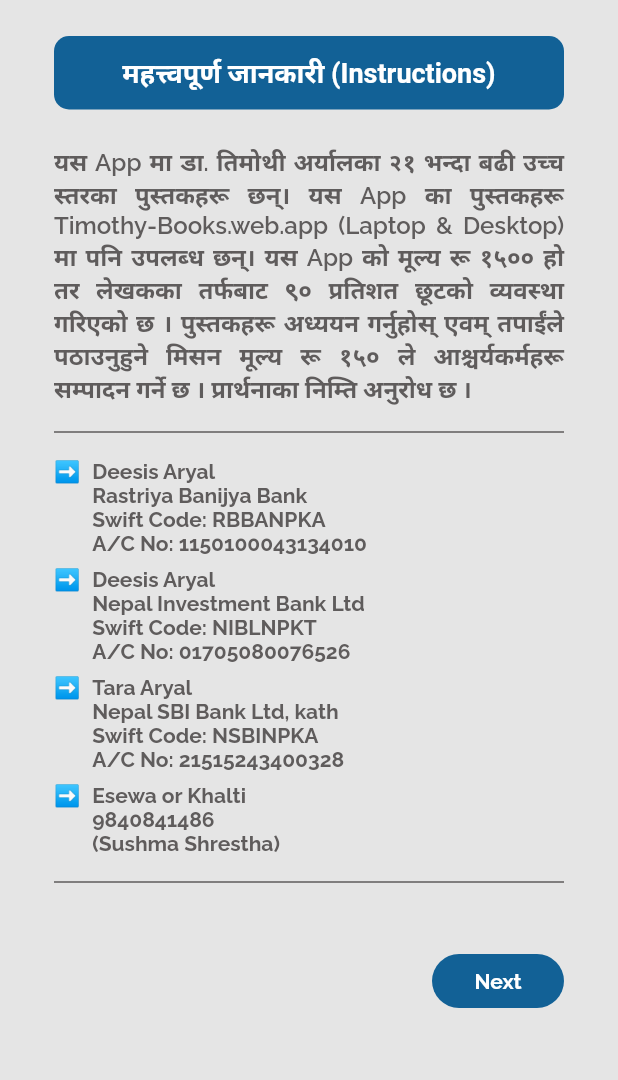
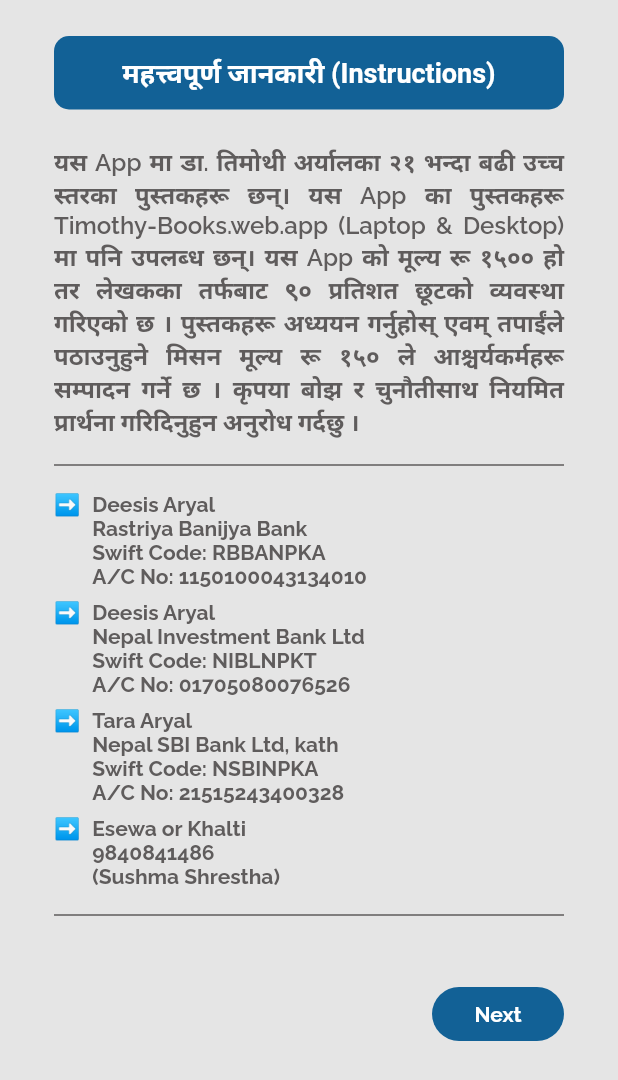
Before and after one commit to AlokMishra01/alc_book, a Flutter app: the screen it shows after launch, on a phone screen of 412 x 824 dp. Shown: the top 1080 px of the screen. Run offline on Flutter 3.47's test engine with Material 2 defaults, Android fonts, the phone set to English and light mode, and no system bars; our stand-ins replace cached_network_image, cloud_firestore, firebase_auth, firebase_core, flutter_svg, google_fonts and 2 more; missing offline and left inert: flutter_cached_pdfview; accounts and stored records are empty; Roboto replaces fonts that are missing (Khand).

Commit message:
instructions modified

```diff
--- a/lib/src/instructions/instructions.dart
+++ b/lib/src/instructions/instructions.dart
@@ -94,7 +94,7 @@ class _InstructionsState extends State<Instructions> {
                         '(Laptop & Desktop) मा पनि उपलब्ध छन्। यस App को मूल्य रू १५०० '
                         'हो तर लेखकका तर्फबाट ९० प्रतिशत छूटको व्यवस्था गरिएको छ । पुस्तकहरू '
                         'अध्ययन गर्नुहोस् एवम् तपाईंले पठाउनुहुने मिसन मूल्य रू १५० ले '
-                        'आश्चर्यकर्महरू सम्पादन गर्ने छ । प्रार्थनाका निम्ति अनुरोध छ ।',
+                        'आश्चर्यकर्महरू सम्पादन गर्ने छ । कृपया बोझ र चुनौतीसाथ नियमित प्रार्थना गरिदिनुहुन अनुरोध गर्दछु ।',
                         textAlign: TextAlign.justify,
                         style: TextStyle(
                           color: AppColors.textTwo,
```
